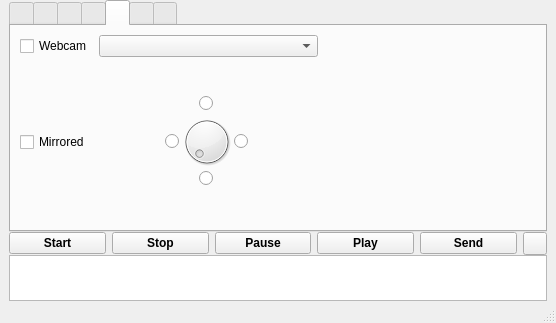
Before: the Qt Designer form vokoscreen.ui in yanuarakhid/vokoscreen, drawn with Qt 5.
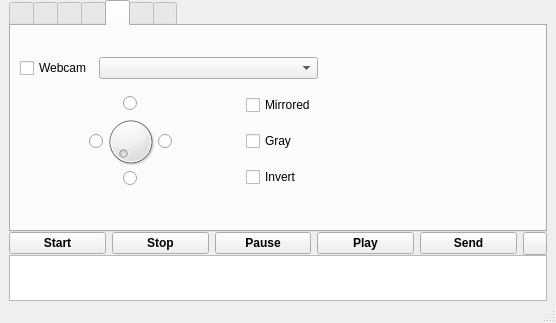
After: the same form once the commit is applied. The open tabs and pages were chosen to show the change.

Commit message: Qt webcam

Diff of the .ui file:
```diff
--- a/vokoscreen.ui
+++ b/vokoscreen.ui
@@ -677,13 +677,6 @@
               <property name="sizeConstraint">
                <enum>QLayout::SetDefaultConstraint</enum>
               </property>
-              <item>
-               <widget class="QCheckBox" name="mirrorCheckBox">
-                <property name="text">
-                 <string>Mirrored</string>
-                </property>
-               </widget>
-              </item>
               <item>
                <layout class="QVBoxLayout" name="verticalLayout_8">
                 <item>
@@ -871,6 +864,31 @@
                 </item>
                </layout>
               </item>
+              <item>
+               <layout class="QVBoxLayout" name="verticalLayout_17">
+                <item>
+                 <widget class="QCheckBox" name="mirrorCheckBox">
+                  <property name="text">
+                   <string>Mirrored</string>
+                  </property>
+                 </widget>
+                </item>
+                <item>
+                 <widget class="QCheckBox" name="grayCheckBox">
+                  <property name="text">
+                   <string>Gray</string>
+                  </property>
+                 </widget>
+                </item>
+                <item>
+                 <widget class="QCheckBox" name="invertCheckBox">
+                  <property name="text">
+                   <string>Invert</string>
+                  </property>
+                 </widget>
+                </item>
+               </layout>
+              </item>
               <item>
                <spacer name="horizontalSpacer_13">
                 <property name="orientation">
```
Left out of the diff: 4 changed lines with no effect on the pictures.
